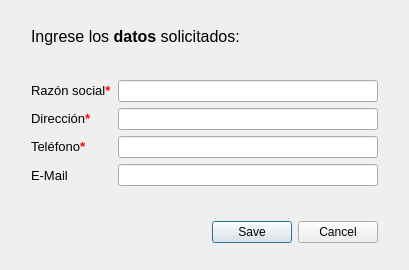
Before: the Qt Designer form windows/templates/newproveedor.ui in HitomiD/Proyecto-Desarrollo, drawn with Qt 5.
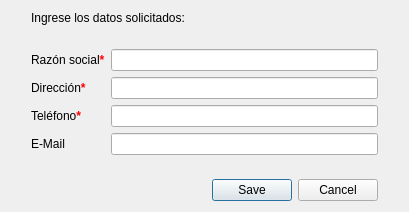
After: the same form once the commit is applied. Icons and pictures are not drawn.

Diff of the .ui file:
```diff
--- a/windows/templates/newproveedor.ui
+++ b/windows/templates/newproveedor.ui
@@ -7,9 +7,15 @@
     <x>0</x>
     <y>0</y>
     <width>409</width>
-    <height>270</height>
+    <height>212</height>
    </rect>
   </property>
+  <property name="maximumSize">
+   <size>
+    <width>409</width>
+    <height>212</height>
+   </size>
+  </property>
   <property name="windowTitle">
    <string>Nuevo Proveedor</string>
   </property>
@@ -47,7 +53,7 @@
         <widget class="QLabel" name="label_15">
          <property name="font">
           <font>
-           <pointsize>12</pointsize>
+           <pointsize>9</pointsize>
           </font>
          </property>
          <property name="styleSheet">
@@ -57,7 +63,7 @@
 align-items: center;</string>
          </property>
          <property name="text">
-          <string>&lt;html&gt;&lt;head/&gt;&lt;body&gt;&lt;p&gt;Ingrese los &lt;span style=&quot; font-weight:700;&quot;&gt;datos&lt;/span&gt; solicitados:&lt;/p&gt;&lt;/body&gt;&lt;/html&gt;</string>
+          <string>&lt;html&gt;&lt;head/&gt;&lt;body&gt;&lt;p&gt;Ingrese los datos solicitados:&lt;/p&gt;&lt;/body&gt;&lt;/html&gt;</string>
          </property>
         </widget>
        </item>
@@ -82,7 +88,7 @@
         <widget class="QLabel" name="label_11">
          <property name="font">
           <font>
-           <pointsize>10</pointsize>
+           <pointsize>9</pointsize>
           </font>
          </property>
          <property name="text">
@@ -97,7 +103,7 @@
         <widget class="QLabel" name="label_12">
          <property name="font">
           <font>
-           <pointsize>10</pointsize>
+           <pointsize>9</pointsize>
           </font>
          </property>
          <property name="text">
@@ -112,7 +118,7 @@
         <widget class="QLabel" name="label_13">
          <property name="font">
           <font>
-           <pointsize>10</pointsize>
+           <pointsize>9</pointsize>
           </font>
          </property>
          <property name="text">
@@ -130,7 +136,7 @@
         <widget class="QLabel" name="label_14">
          <property name="font">
           <font>
-           <pointsize>10</pointsize>
+           <pointsize>9</pointsize>
           </font>
          </property>
          <property name="styleSheet">
```
Left out of the diff: 4 changed lines with no effect on the pictures.
